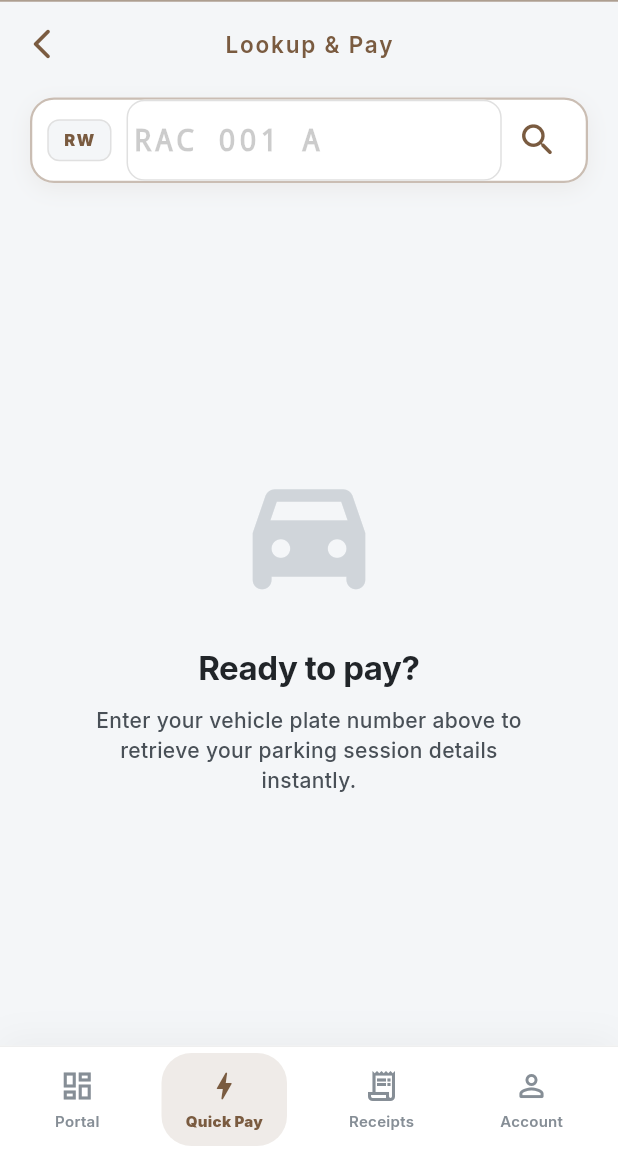
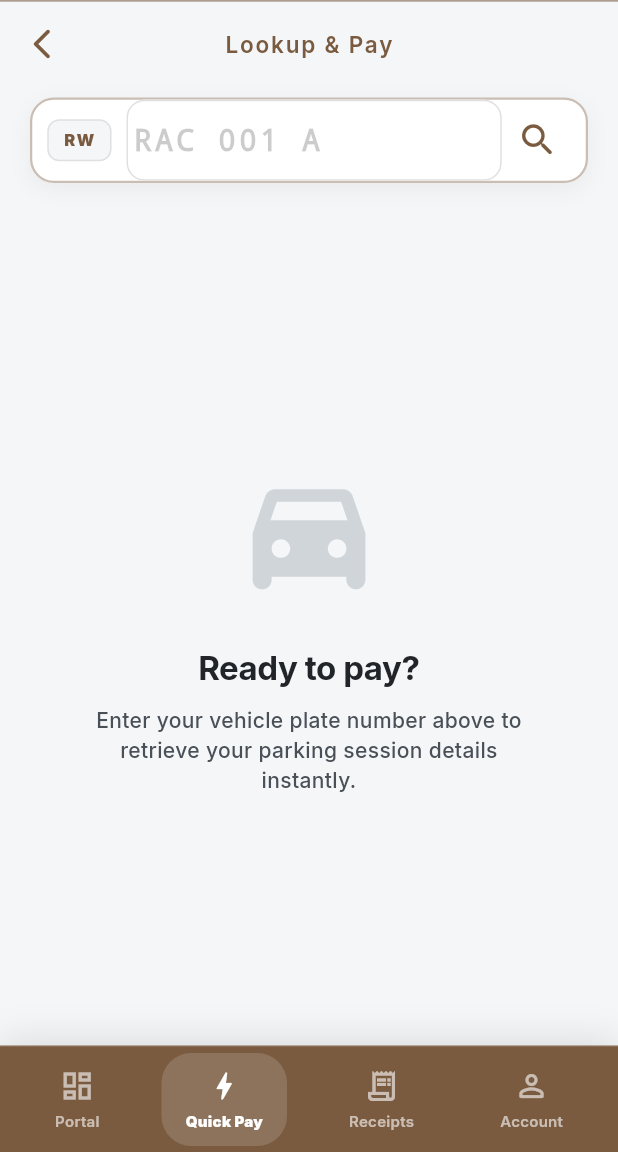
Before and after one commit to dieumerci-niyonkuru/parkease-parking-app, a Flutter app: the MainLayout screen opened by its route, item 2 of the bottom bar chosen, on a phone screen of 412 x 824 dp, the part 84-1236 px from its top. Run offline on Flutter 3.47's test engine with Material 3 defaults, Android fonts, the phone set to English and light mode, and no system bars; our stand-ins replace country_code_picker, flutter_animate, flutter_local_notifications, flutter_secure_storage, flutter_staggered_animations, google_fonts and 4 more; accounts and stored records are empty; network calls fail; statements that could not run were skipped.

Commit message:
ui: implement Welcome Back greeting and premium brown tab design

```diff
--- a/lib/screens/home_screen.dart
+++ b/lib/screens/home_screen.dart
@@ -75,8 +75,12 @@ class _HomeScreenState extends State<HomeScreen> {
                         crossAxisAlignment: CrossAxisAlignment.start,
                         children: [
                           Text(
-                            'Welcome, ${firstName.toLowerCase()}!',
+                            'Welcome Back 👋',
                             style: AppTheme.heading1.copyWith(fontSize: 28, fontWeight: FontWeight.w900, color: const Color(0xFF212529)),
+                          ),
+                          Text(
+                            firstName.toLowerCase(),
+                            style: AppTheme.heading1.copyWith(fontSize: 28, fontWeight: FontWeight.w900, color: AppTheme.primary),
                           ),
                           const SizedBox(height: 4),
                           Text(
--- a/lib/screens/main_layout.dart
+++ b/lib/screens/main_layout.dart
@@ -210,9 +210,9 @@ class _PremiumBottomNav extends StatelessWidget {
 
     return Container(
       decoration: BoxDecoration(
-        color: AppTheme.bgCard,
-        border: Border(top: BorderSide(color: AppTheme.border.withOpacity(0.5), width: 1)),
-        boxShadow: [BoxShadow(color: Colors.black.withOpacity(0.04), blurRadius: 20, offset: const Offset(0, -4))],
+        color: AppTheme.primary, // Matches the top bar color
+        border: Border(top: BorderSide(color: Colors.white.withOpacity(0.1), width: 1)),
+        boxShadow: [BoxShadow(color: Colors.black.withOpacity(0.1), blurRadius: 20, offset: const Offset(0, -4))],
       ),
       child: SafeArea(
         child: Padding(
@@ -231,7 +231,7 @@ class _PremiumBottomNav extends StatelessWidget {
                   curve: Curves.easeOutCubic,
                   padding: const EdgeInsets.symmetric(horizontal: 16, vertical: 10),
                   decoration: BoxDecoration(
-                    color: active ? AppTheme.primary.withOpacity(0.12) : Colors.transparent,
+                    color: active ? Colors.white.withOpacity(0.15) : Colors.transparent,
                     borderRadius: BorderRadius.circular(20),
                   ),
                   child: Column(
@@ -239,13 +239,13 @@ class _PremiumBottomNav extends StatelessWidget {
                     children: [
                       Icon(
                         active ? item.$1 : item.$2,
-                        color: active ? AppTheme.primary : AppTheme.textMuted,
+                        color: active ? Colors.white : Colors.white60,
                         size: 24,
                       ),
                       const SizedBox(height: 4),
                       Text(item.$3,
                         style: TextStyle(
-                          color: active ? AppTheme.primary : AppTheme.textMuted,
+                          color: active ? Colors.white : Colors.white60,
                           fontSize: 10,
                           fontWeight: active ? FontWeight.w900 : FontWeight.w600,
                           letterSpacing: 0.2,
```
